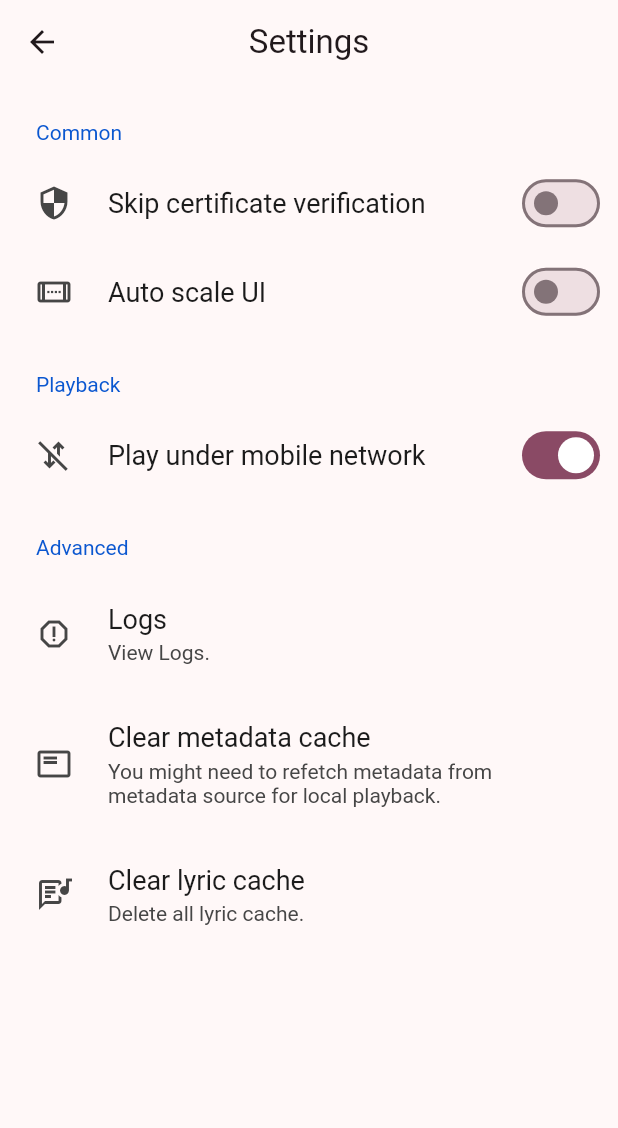
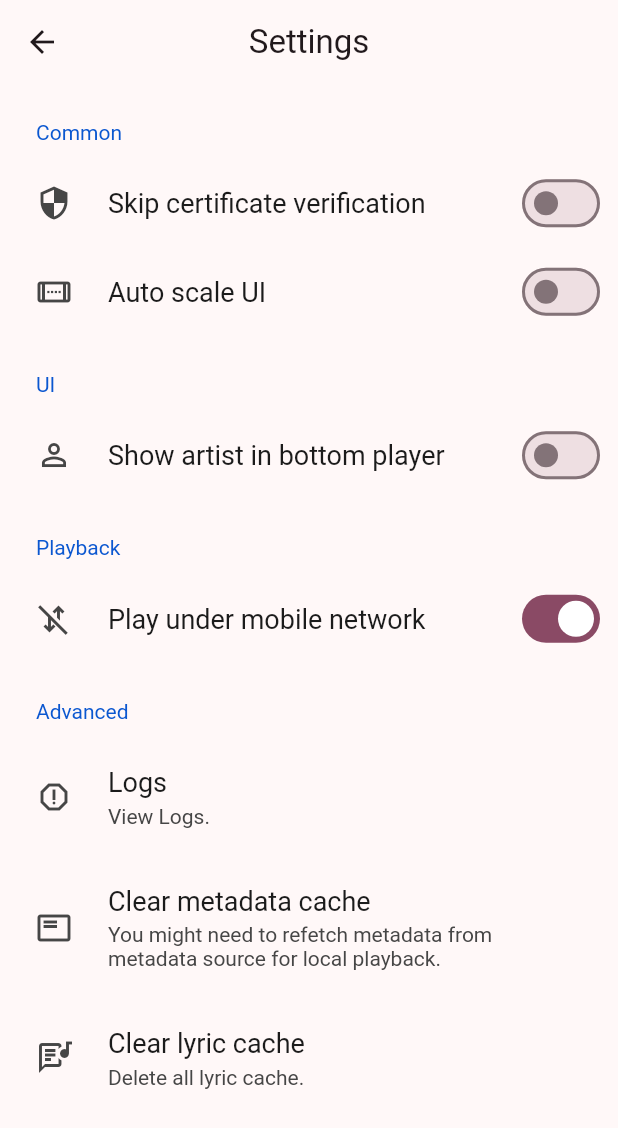
Before and after one commit to ProjectAnni/annix, a Flutter app: the SettingsScreen screen opened directly, on a phone screen of 412 x 824 dp. Shown: the top 1128 px of the screen. Run offline on Flutter 3.47's test engine with Material 2 defaults, Android fonts, the phone set to English and light mode, and no system bars; drawn by our look-alikes of settings_ui; our stand-ins replace audio_service, audio_video_progress_bar, audioplayers, connectivity_plus, cookie_jar, dio and 11 more; missing offline and left inert: anni_mpris_service, audio_service_platform_interface, audio_session, bitsdojo_window, f_logs, flutter_lyric and 5 more; accounts and stored records are empty; generated files the repository leaves out were written again; statements that could not run were skipped.

Commit message:
add option to show artist in bottom player

```diff
--- a/lib/services/settings_controller.dart
+++ b/lib/services/settings_controller.dart
@@ -17,6 +17,11 @@ class SettingsController extends GetxController {
   /// Default value: false
   late RxBool autoScaleUI;
 
+  /// [Mobile] Whether to display track artist in bottom player
+  ///
+  /// Default value: false
+  late RxBool mobileShowArtistInBottomPlayer;
+
   @override
   void onInit() {
     super.onInit();
@@ -35,6 +40,13 @@ class SettingsController extends GetxController {
     autoScaleUI =
         (Global.preferences.getBool("annix_auto_scale_ui") ?? false).obs;
     autoScaleUI.listen(saveChangedVariable("annix_auto_scale_ui"));
+
+    mobileShowArtistInBottomPlayer = (Global.preferences
+                .getBool("annix_mobile_show_artist_in_bottom_player") ??
+            false)
+        .obs;
+    mobileShowArtistInBottomPlayer.listen(
+        saveChangedVariable("annix_mobile_show_artist_in_bottom_player"));
   }
 
   void Function(T) saveChangedVariable<T>(String key) {
--- a/lib/ui/page/settings/settings.dart
+++ b/lib/ui/page/settings/settings.dart
@@ -79,6 +79,22 @@ class SettingsScreen extends StatelessWidget {
             ],
           ),
           SettingsSection(
+            title: const Text('UI'),
+            tiles: [
+              ObxSettingsTileBuilder<RxBool>(
+                value: settings.mobileShowArtistInBottomPlayer,
+                builder: (p) => SettingsTile.switchTile(
+                  onToggle: (value) {
+                    p.value = value;
+                  },
+                  initialValue: p.value,
+                  leading: const Icon(Icons.person_outline),
+                  title: const Text("Show artist in bottom player"),
+                ),
+              ),
+            ],
+          ),
+          SettingsSection(
             title: const Text('Playback'),
             tiles: [
               ObxSettingsTileBuilder<RxBool>(
```
Also changed, not shown: lib/ui/bottom_player/bottom_player_mobile.dart (+31 -6 lines).
